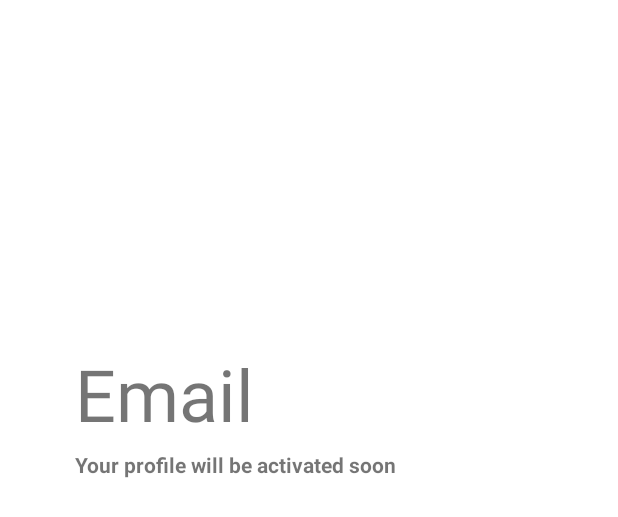
After one commit to ChemaRuiz94/DesafioFinalAndroid, an Android app: the layout fragment_user_activated.xml on its own in the app's theme, with its tools: preview values and no code run, on a phone screen of 412 x 824 dp. The commit adds this screen. Shown: the top 517 px of the screen. Run offline under Robolectric (Android 15) with nearby library versions, the light colour scheme and no system bars.

Commit message:
Commit - Home -> Fragment for Not Activated User

```diff
--- a/app/build.gradle
+++ b/app/build.gradle
@@ -40,6 +40,7 @@ dependencies {
     implementation 'androidx.appcompat:appcompat:1.4.1'
     implementation 'com.google.android.material:material:1.5.0'
     implementation 'androidx.constraintlayout:constraintlayout:2.1.3'
+    implementation 'androidx.legacy:legacy-support-v4:1.0.0'
     testImplementation 'junit:junit:4.+'
     androidTestImplementation 'androidx.test.ext:junit:1.1.3'
     androidTestImplementation 'androidx.test.espresso:espresso-core:3.4.0'
--- /dev/null
+++ b/app/src/main/res/layout/fragment_user_activated.xml
@@ -0,0 +1,25 @@
+<?xml version="1.0" encoding="utf-8"?>
+<FrameLayout xmlns:android="http://schemas.android.com/apk/res/android"
+    xmlns:tools="http://schemas.android.com/tools"
+    android:layout_width="match_parent"
+    android:layout_height="match_parent"
+    tools:context=".fragment.UserActivatedFragment">
+
+    <TextView
+        android:layout_width="316dp"
+        android:layout_height="40dp"
+        android:layout_marginLeft="50dp"
+        android:layout_marginTop="300dp"
+        android:text="@string/UserNotActivated"
+        android:textStyle="bold" />
+
+    <TextView
+        android:id="@+id/txt_user_email_not_activated"
+        android:layout_width="wrap_content"
+        android:layout_height="wrap_content"
+        android:layout_marginLeft="50dp"
+        android:layout_marginTop="230dp"
+        android:text="@string/email"
+        android:textSize="48sp" />
+
+</FrameLayout>
--- a/app/src/main/res/values/strings.xml
+++ b/app/src/main/res/values/strings.xml
@@ -17,4 +17,5 @@
     <string name="aceptar">Aceptar</string>
     <string name="ocurridoErrorAutenticacion">Se ha producido un error autenticando al usuairo</string>
     <string name="SignUpSuscesfull">SignUp Suscesfull</string>
+    <string name="UserNotActivated">Your profile will be activated soon</string>
 </resources>
```
Also changed, not shown: app/src/main/AndroidManifest.xml (+5 -3 lines), app/src/main/java/com/chema/eventoscompartidos/activities/HomeActivity.kt (added, +36 -0 lines), app/src/main/java/com/chema/eventoscompartidos/activities/LoginActivity.kt (+8 -6 lines), app/src/main/java/com/chema/eventoscompartidos/fragment/UserActivatedFragment.kt (added, +77 -0 lines), app/src/main/res/layout/activity_home.xml (added, +25 -0 lines).
